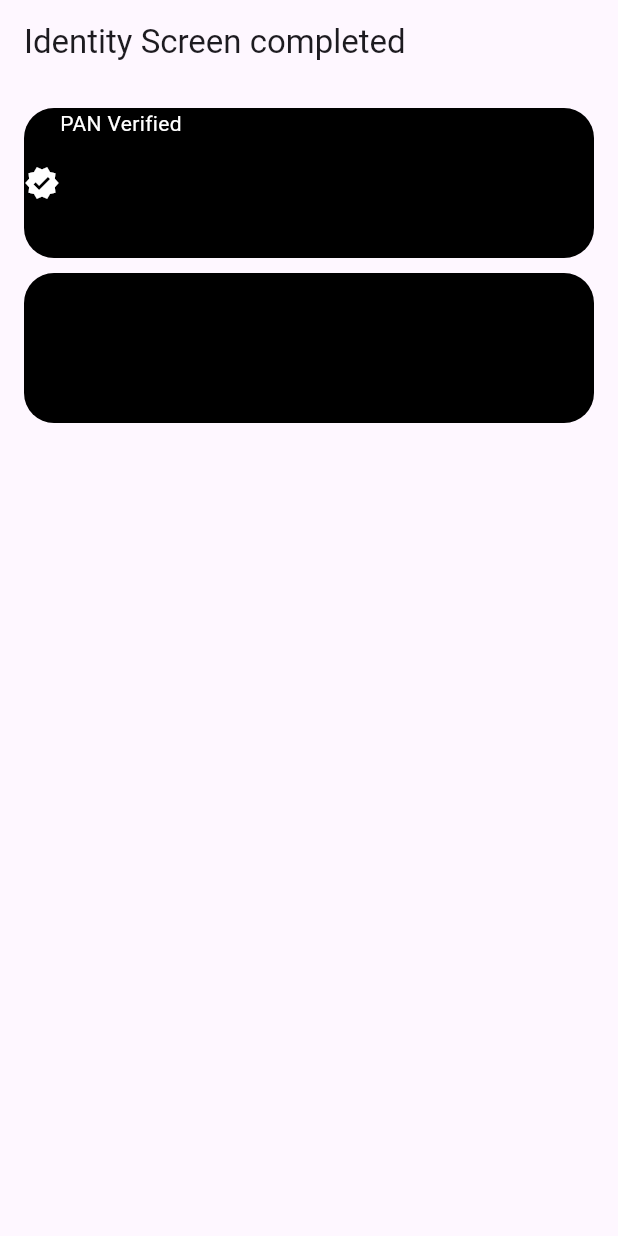
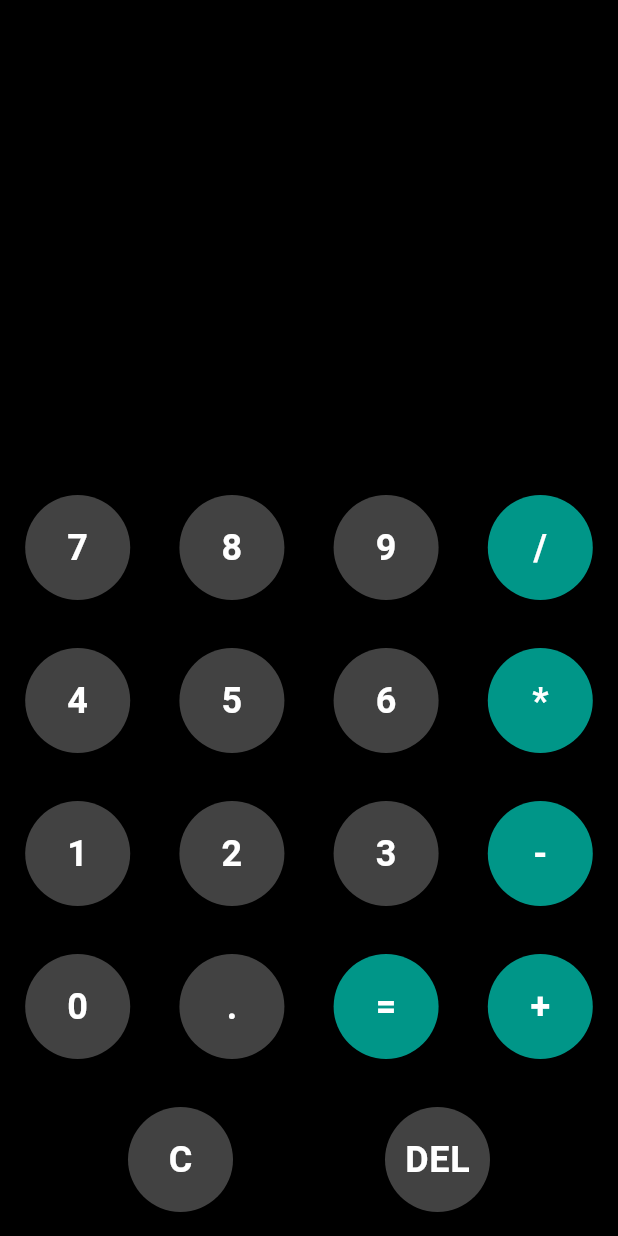
Before and after one commit to Shrinathlr/Task-manager, a Flutter app: the screen it shows after launch, on a phone screen of 412 x 824 dp. Run offline on Flutter 3.47's test engine with Material 3 defaults, Android fonts, the phone set to English and light mode, and no system bars; our stand-ins replace flutter_riverpod, riverpod.

Commit message:
calculatoe changes

```diff
--- /dev/null
+++ b/lib/core/app_theme.dart
@@ -0,0 +1,17 @@
+import 'package:flutter/material.dart';
+
+class AppTheme{
+  static ThemeData darkTheme = ThemeData(
+    brightness: Brightness.dark,
+    primaryColor: Colors.tealAccent,
+    scaffoldBackgroundColor: Colors.black,
+    textTheme: TextTheme(
+      headlineLarge: TextStyle(
+        fontSize: 48,
+        color: Colors.white,
+        fontWeight: FontWeight.bold,
+      ),
+      bodyLarge: TextStyle(fontSize: 24,color: Colors.white)
+    ),
+  );
+}
--- /dev/null
+++ b/lib/features/calculator/presentation/calculator_screen.dart
@@ -0,0 +1,74 @@
+import 'package:flutter/material.dart';
+import 'package:flutter_riverpod/flutter_riverpod.dart';
+import '../domain/calculator_provider.dart';
+import 'widgets/calculator_button.dart';
+
+class CalculatorScreen extends ConsumerWidget {
+  const CalculatorScreen({super.key});
+
+  @override
+  Widget build(BuildContext context, WidgetRef ref) {
+    final expression = ref.watch(CalculatorProvider);
+
+    return Scaffold(
+      body: SafeArea(
+        child: Column(
+          children: [
+            // Display
+            Expanded(
+              child: Container(
+                alignment: Alignment.bottomRight,
+                padding: const EdgeInsets.all(24),
+                child: SingleChildScrollView(
+                  reverse: true,
+                  child: Text(
+                    expression,
+                    style: Theme.of(context).textTheme.headlineLarge,
+                  ),
+                ),
+              ),
+            ),
+            // Buttons
+            _buildButtons(ref),
+          ],
+        ),
+      ),
+    );
+  }
+
+  Widget _buildButtons(WidgetRef ref) {
+    return Column(
+      children: [
+        _buildButtonRow(['7', '8', '9', '/'], ref),
+        _buildButtonRow(['4', '5', '6', '*'], ref),
+        _buildButtonRow(['1', '2', '3', '-'], ref),
+        _buildButtonRow(['0', '.', '=', '+'], ref),
+        _buildButtonRow(['C', 'DEL'], ref),
+      ],
+    );
+  }
+
+  Widget _buildButtonRow(List<String> labels, WidgetRef ref) {
+    return Row(
+      mainAxisAlignment: MainAxisAlignment.spaceEvenly,
+      children: labels.map((label) {
+        return CalculatorButton(
+          label: label,
+          onTap: () {
+            final notifier = ref.read(CalculatorProvider.notifier);
+            if (label == 'C') {
+              notifier.clear();
+            } else if (label == 'DEL') {
+              notifier.delete();
+            } else if (label == '=') {
+              notifier.calculate();
+            } else {
+              notifier.append(label);
+            }
+          },
+          isOperator: ['/', '*', '-', '+', '='].contains(label),
+        );
+      }).toList(),
+    );
+  }
+}
--- /dev/null
+++ b/lib/features/calculator/presentation/widgets/calculator_button.dart
@@ -0,0 +1,47 @@
+
+import 'package:flutter/material.dart';
+
+class CalculatorButton extends StatelessWidget{
+  final String label;
+  final VoidCallback onTap;
+  final bool isOperator;
+
+  const CalculatorButton({
+    super.key,
+    required this.label,
+    required this.onTap,
+    this.isOperator = false,
+  });
+
+  @override
+    Widget build(BuildContext context) {
+      // TODO: implement build
+      return Padding(
+        padding: const EdgeInsets.all(16),
+        child: InkWell(
+          onTap: onTap,
+          borderRadius: BorderRadius.circular(40),
+          child: Container(
+            width: 70,
+            height: 70,
+            alignment: Alignment.center,
+            decoration: BoxDecoration(
+              color: isOperator ? Colors.teal : Colors.grey[800],
+              shape: BoxShape.circle,
+            ),
+            child: Text(
+              label,
+              style: Theme.of(context).textTheme.bodyLarge!.copyWith(
+                color: Colors.white,
+                fontWeight: FontWeight.bold,
+              ),
+            ),
+
+
+          ),
+        ),
+
+         );
+    }
+
+}
--- a/lib/main.dart
+++ b/lib/main.dart
@@ -1,17 +1,23 @@
 import 'package:flutter/material.dart';
-import 'package:task_manager_app/features/networth/presentation/screens/assets_screen.dart';
-import 'package:task_manager_app/features/networth/presentation/screens/verify_identity.dart';
+import 'package:flutter_riverpod/flutter_riverpod.dart';
+import 'package:riverpod/riverpod.dart';
+import 'core/app_theme.dart';
+import 'features/calculator/presentation/calculator_screen.dart';
 
-void main(){
-  runApp(Myapp());
+void main() {
+  runApp(ProviderScope(child: MyApp()));
 }
 
-class Myapp extends StatelessWidget {
+class MyApp extends StatelessWidget {
+  const MyApp({super.key});
+
   @override
   Widget build(BuildContext context) {
     return MaterialApp(
-    debugShowCheckedModeBanner: false,
-    home:VerifyIdentity(),
+      title: 'Classic Calculator',
+      debugShowCheckedModeBanner: false,
+      theme: AppTheme.darkTheme,
+      home: CalculatorScreen(),
     );
   }
 }
--- a/pubspec.yaml
+++ b/pubspec.yaml
@@ -10,6 +10,7 @@ dependencies:
   flutter:
     sdk: flutter
   get: ^4.6.6
+  flutter_riverpod: ^2.6.1
 
 dev_dependencies:
   flutter_test:
```
Also changed, not shown: lib/features/calculator/domain/calculator_provider.dart (added, +51 -0 lines).
